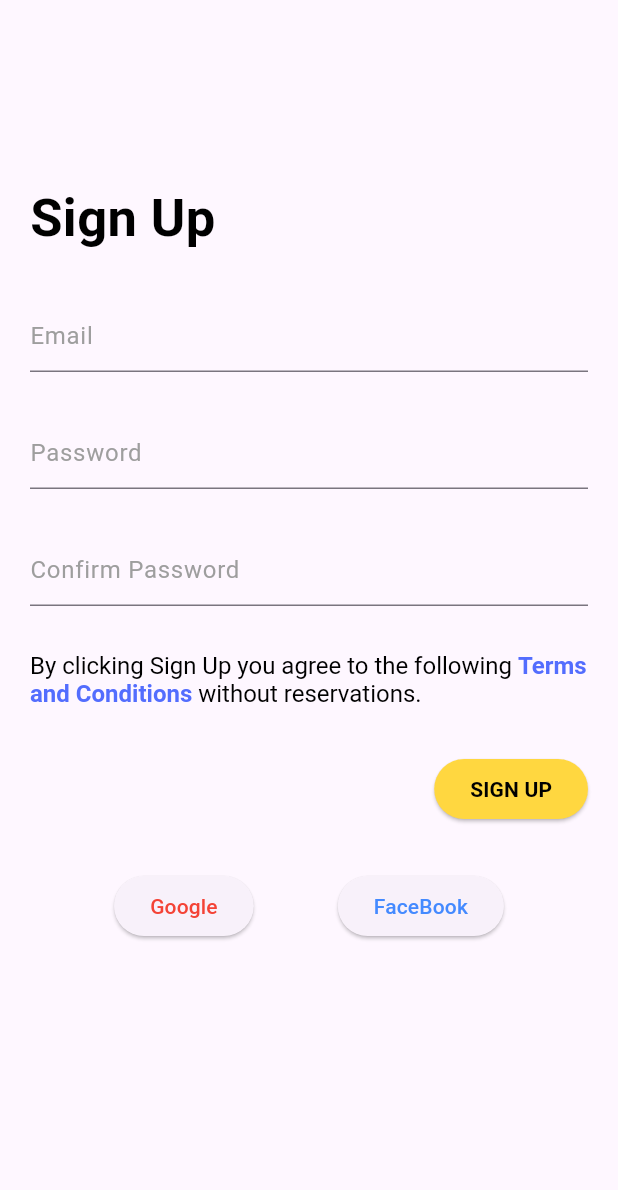
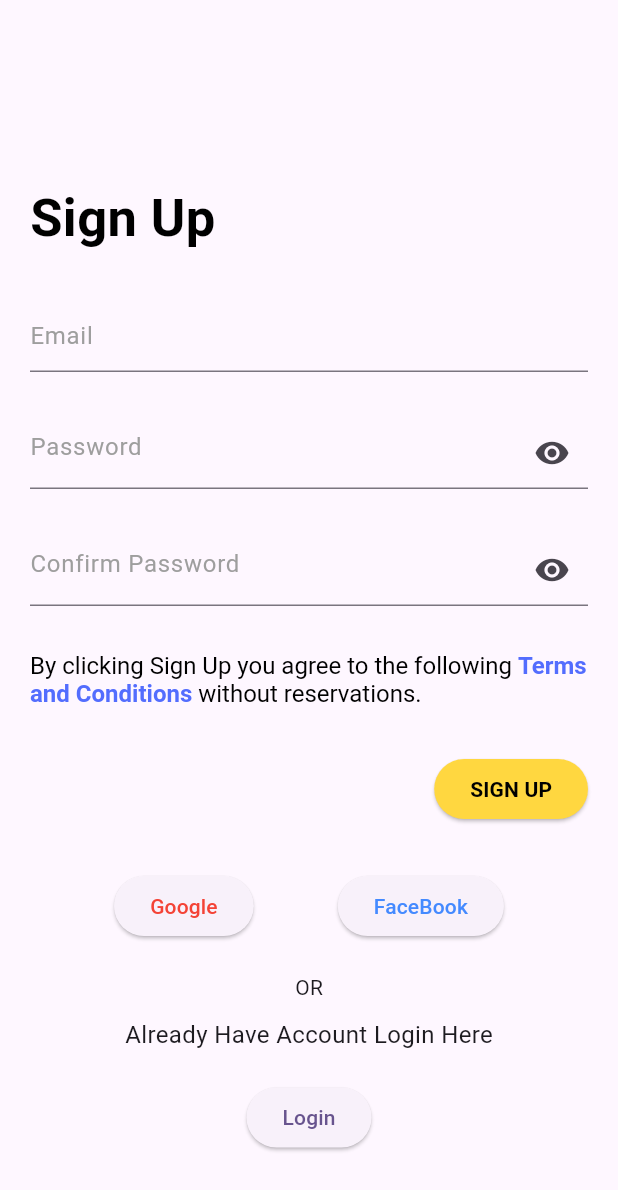
Before and after one commit to tajamularafath/login_screen_flutter_dart, a Flutter app: the screen it shows after launch, on a phone screen of 412 x 824 dp. Shown: the top 1190 px of the screen. Run offline on Flutter 3.47's test engine with Material 3 defaults, Android fonts, the light colour scheme and no system bars.

Commit message:
Worked on Implementing the Password Enable Icon on Login and Sign Screen

```diff
--- a/lib/main.dart
+++ b/lib/main.dart
@@ -1,5 +1,5 @@
 import 'package:flutter/material.dart';
-import 'package:task_login_page/login_screen.dart';
+import 'package:task_login_page/sign_in_screen.dart';
 
 void main() {
   runApp(const MyApp());
@@ -17,7 +17,7 @@ class MyApp extends StatelessWidget {
         colorScheme: ColorScheme.fromSeed(seedColor: Colors.deepPurple),
         useMaterial3: true,
       ),
-      home: LoginPage(),
+      home: SignUpPage(),
       debugShowCheckedModeBanner: false,
     );
   }
--- a/lib/login_screen.dart
+++ b/lib/sign_in_screen.dart
@@ -1,10 +1,15 @@
 import 'package:flutter/material.dart';
 import 'package:flutter/widgets.dart';
+import 'package:task_login_page/login_in_screen.dart';
 
 import 'Constants/string_constants.dart';
 
-class LoginPage extends StatelessWidget {
+class SignUpPage extends StatelessWidget {
+  final _passwordController = TextEditingController();
+  final _confirmPasswordController = TextEditingController();
   final _formKey = GlobalKey<FormState>();
+  final ValueNotifier<bool> _isPasswordObscure = ValueNotifier<bool>(true);
+  final ValueNotifier<bool> _isConfirmPasswordObscure = ValueNotifier<bool>(true);
   @override
   Widget build(BuildContext context) {
     return Scaffold(
@@ -44,28 +49,64 @@ class LoginPage extends StatelessWidget {
                   },
                 ),
                 const SizedBox(height: 30),
-                TextFormField(
-                  decoration: const InputDecoration(
-                      border: UnderlineInputBorder(),
+                ValueListenableBuilder(
+                  valueListenable: _isPasswordObscure,
+                  builder:
+                      (BuildContext context, bool isObscure, Widget? child) {
+                    return TextFormField(
+                      controller: _passwordController,
+                      decoration: InputDecoration(
+                          border: const UnderlineInputBorder(),
                           hintText: "Password",
-                      hintStyle: TextStyle(color: Colors.grey)),
+                          hintStyle: const TextStyle(color: Colors.grey),
+                          suffixIcon: IconButton(
+                              icon: Icon(
+                                isObscure ? Icons.visibility : Icons.visibility_off,),
+                              onPressed: (){
+                                _isPasswordObscure.value = !isObscure;
+                              },),
+                      ),
+                      obscureText: isObscure,
                       validator: (value) {
-                    if(value == null || value.isEmpty || !RegExp(r"^(?=.*[A-Z])(?=.*[a-z])(?=.*\d)(?=.*[@$!%*?&])[A-Za-z\d@$!%*?&]{8,}$").hasMatch(value)){
+                        if (value == null ||
+                            value.isEmpty ||
+                            !RegExp(r"^(?=.*[A-Z])(?=.*[a-z])(?=.*\d)(?=.*[@$!%*?&])[A-Za-z\d@$!%*?&]{8,}$")
+                                .hasMatch(value)) {
                           return "Please Enter Valid Password";
                         }
                       },
+                    );
+                  },
                 ),
                 const SizedBox(height: 30),
-                TextFormField(
-                  decoration: const InputDecoration(
-                      border: UnderlineInputBorder(),
+                ValueListenableBuilder(
+                  valueListenable: _isConfirmPasswordObscure,
+                  builder: (BuildContext context, bool isObscure, Widget? child) {
+                    return  TextFormField(
+                        controller: _confirmPasswordController,
+                        decoration: InputDecoration(
+                            border: const UnderlineInputBorder(),
                             hintText: "Confirm Password",
-                      hintStyle: TextStyle(color: Colors.grey)),
+                            hintStyle: const TextStyle(color: Colors.grey),
+                            suffixIcon: IconButton(
+                              icon: Icon(
+                                isObscure ? Icons.visibility : Icons.visibility_off,
+                              ),
+                              onPressed: () {
+                                _isConfirmPasswordObscure.value = !isObscure;
+                            },),
+                        ),
+                        obscureText: isObscure,
                         validator: (value) {
                           if (value == null || value.isEmpty) {
-                    return "Please Enter Valid Password";
+                            return 'Please confirm your password';
+                          } else if(value != _passwordController.text){
+                            return "Password does not match";
                           }
                         }
+                    );
+                  },
+
                 ),
                 const SizedBox(height: 30),
                 Row(
@@ -132,6 +173,22 @@ class LoginPage extends StatelessWidget {
                     ElevatedButton(onPressed: () {}, child: Text("Google", style: TextStyle(color: Colors.red),)),
                     ElevatedButton(onPressed: () {}, child: Text("FaceBook", style: TextStyle(color: Colors.blueAccent)))
                   ],
+                ),const SizedBox(height: 20,),
+                Column(
+                  children: [
+                    const Text("OR"),
+                    const SizedBox(height: 10,),
+                    const Text("Already Have Account Login Here",style: TextStyle(
+                      fontSize: 16.0,
+                    ),),
+                    const SizedBox(height: 20,),
+                    ElevatedButton(onPressed: (){
+                      Navigator.of(context).push(
+                      MaterialPageRoute(builder: (context) => const LoginInScreen())
+                      );
+                    },
+                        child: Text("Login"))
+                  ],
                 )
               ],
             ),
```
Also changed, not shown: lib/login_in_screen.dart (added, +117 -0 lines). Lines whose indentation alone changed are shown as unchanged.
